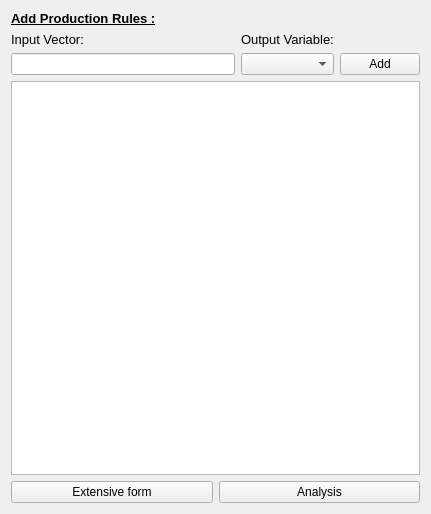
rafidalhaq/complex-course, file fuzzy_logic_gui/flg_compact_rules_page.ui: the form before one commit.
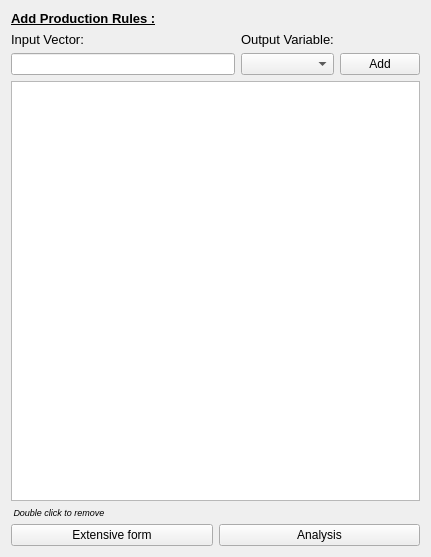
The form after the commit.

Commit message: GUI:  - changed program name to "Production rules analyzer"  - added label "Double click to remove" under production rules add list  - increased window height to fit minimal KB on analysis page

```diff
--- a/fuzzy_logic_gui/flg_compact_rules_page.ui
+++ b/fuzzy_logic_gui/flg_compact_rules_page.ui
@@ -7,7 +7,7 @@
     <x>0</x>
     <y>0</y>
     <width>431</width>
-    <height>514</height>
+    <height>557</height>
    </rect>
   </property>
   <property name="sizePolicy">
@@ -89,6 +89,19 @@
        <item>
         <widget class="QListWidget" name="m_rulesList"/>
        </item>
+       <item>
+        <widget class="QLabel" name="label_4">
+         <property name="font">
+          <font>
+           <pointsize>7</pointsize>
+           <italic>true</italic>
+          </font>
+         </property>
+         <property name="text">
+          <string> Double click to remove</string>
+         </property>
+        </widget>
+       </item>
        <item>
         <layout class="QHBoxLayout" name="horizontalLayout">
          <item>
```
The commit also changes 4 other files.
